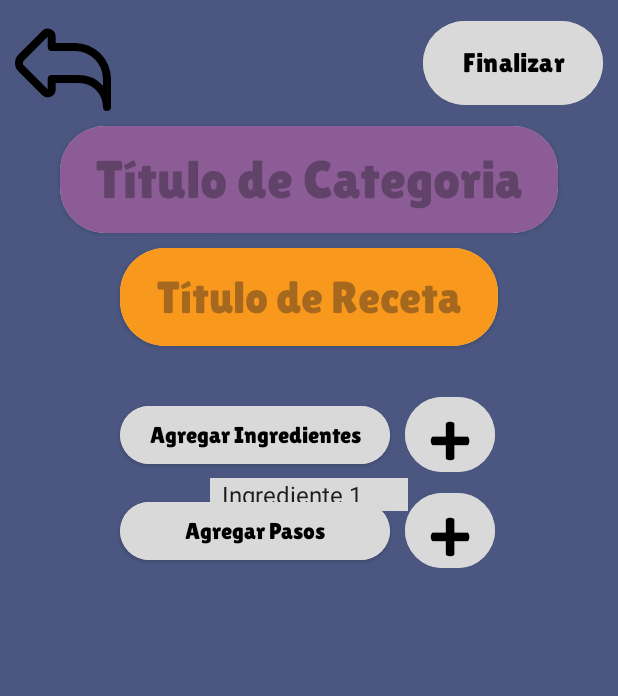
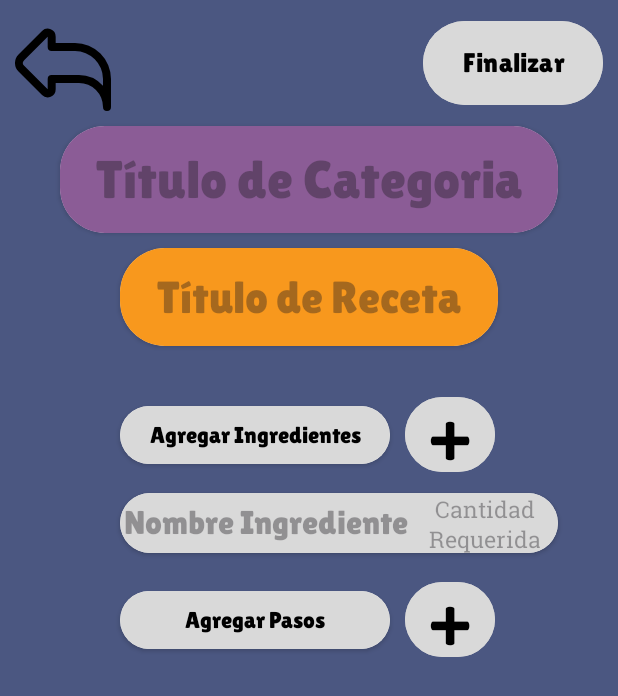
Before and after one commit to Andrezuu/PoPiPa, an Android app: the AgregacionRecetas screen opened directly, with no data from a screen before it, on a phone screen of 412 x 824 dp. Shown: the top 696 px of the screen. Run offline under Robolectric (Android 15) with nearby library versions, the phone set to English and light mode, and no system bars.

Commit message:
Pantalla de creacion de Recetas con recycler view e items

```diff
--- a/app/src/main/AndroidManifest.xml
+++ b/app/src/main/AndroidManifest.xml
@@ -3,6 +3,9 @@
     xmlns:tools="http://schemas.android.com/tools">
 
     <uses-permission android:name="android.permission.INTERNET" />
+    <uses-permission android:name="android.permission.READ_EXTERNAL_STORAGE" />
+    <uses-permission android:name="android.permission.WRITE_EXTERNAL_STORAGE" />
+
 
     <application
         android:allowBackup="true"
--- a/app/src/main/java/com/example/popipa/AgregacionRecetas.kt
+++ b/app/src/main/java/com/example/popipa/AgregacionRecetas.kt
@@ -2,42 +2,126 @@ package com.example.popipa
 
 
 import android.content.Intent
+import android.graphics.Bitmap
+import android.graphics.BitmapFactory
+import android.graphics.Rect
 import androidx.appcompat.app.AppCompatActivity
 import android.os.Bundle
 import android.view.View
-import android.widget.ArrayAdapter
+import android.widget.ImageButton
+import android.widget.LinearLayout
 import android.widget.Toast
-import com.example.popipa.adapter.IngredienteAdapter
-import com.example.popipa.adapter.SpinnerIngredienteAdapter
+import androidx.activity.result.ActivityResult
+import androidx.activity.result.contract.ActivityResultContracts
+import androidx.recyclerview.widget.LinearLayoutManager
+import androidx.recyclerview.widget.RecyclerView
+import com.example.popipa.adapter.CreacionPasoAdapter
 import com.example.popipa.dataClases.Ingrediente
+import com.example.popipa.dataClases.PasoDePreparacion
 import com.example.popipa.databinding.ActivityAgregacionRecetasBinding
+import com.example.popipa.databinding.ItemCreacionPasoBinding
 
 class AgregacionRecetas : AppCompatActivity() {
 
-    private lateinit var binding:ActivityAgregacionRecetasBinding
+    private lateinit var binding: ActivityAgregacionRecetasBinding
+    private lateinit var itemCreacionPasoBinding: ItemCreacionPasoBinding
+    private val pasoPlatoAdapter by lazy { CreacionPasoAdapter() }
+
+    private val listaPasosPlato = mutableListOf<PasoDePreparacion>()
     private val ingredientesDisponibles = mutableListOf<Ingrediente>()
-    private val ingredienteSeleccionado= mutableListOf<Ingrediente>()
+    private val galeriaLauncher = registerForActivityResult(
+        ActivityResultContracts.StartActivityForResult(),
+        ::abrirGaleria
+    )
+
     override fun onCreate(savedInstanceState: Bundle?) {
         super.onCreate(savedInstanceState)
         binding = ActivityAgregacionRecetasBinding.inflate(layoutInflater)
         setContentView(binding.root)
+        binding.recyclerPasoCreacion.adapter = pasoPlatoAdapter
+        itemCreacionPasoBinding = ItemCreacionPasoBinding.inflate(layoutInflater)
 
-        ingredientesDisponibles.add(Ingrediente("Ingrediente 1", "100g"))
-        ingredientesDisponibles.add(Ingrediente("Ingrediente 2", "200g"))
-        ingredientesDisponibles.add(Ingrediente("Ingrediente 3", "150g"))
-        ingredientesDisponibles.add(Ingrediente("Otro Ingrediente", "250g"))
-
-        val adapter = SpinnerIngredienteAdapter(this,ingredientesDisponibles)
-        binding.spinnerIngredientes.adapter=adapter
-        binding.botonAddIngredientes.setOnClickListener{
-            val seleccion = binding.spinnerIngredientes.selectedItem as Ingrediente
-            ingredienteSeleccionado.add(seleccion)
-            Toast.makeText(this, "Ingrediente ${seleccion.nombre} añadido: ", Toast.LENGTH_SHORT).show()
+        //abrir la galeria para cambiar la foto del paso de la receta
+        itemCreacionPasoBinding.imagenPaso.setOnClickListener {
+            onImagenNuevoPasoClicked(itemCreacionPasoBinding.imagenPaso)
         }
     }
+
+    fun abrirGaleria(result: ActivityResult) {
+        if (result.resultCode == RESULT_OK) {
+            // Guardar informacion en tipo URI de la imagen seleccionada
+            val imageUri = result.data?.data
+            // Convertir la imagen a un bitmap, con un let  debido al tipaje
+            val bitmapImage = BitmapFactory.decodeStream(imageUri?.let {
+                contentResolver.openInputStream(
+                    it
+                )
+            })
+            //reescalar la imagen para luego cargarla a la aplicacion
+            val resizedBitmapImage = Bitmap.createScaledBitmap(bitmapImage, 800, 800, true)
+            itemCreacionPasoBinding.imagenPaso.setImageBitmap(resizedBitmapImage)
+        }
+    }
+
+    fun onImagenNuevoPasoClicked(view: View) {
+        val intent = Intent(Intent.ACTION_PICK)
+        intent.type = "image/*"
+        galeriaLauncher.launch(intent)
+        itemCreacionPasoBinding = ItemCreacionPasoBinding.inflate(layoutInflater)
+    }
+
     fun onVolverButtonClickedFromAgregarRe(view: View) {
         val intent = Intent(this, MainMenuActivity::class.java)
         startActivity(intent)
         finish()
     }
+
+    fun onAgregarIngrediente(view: View) {
+        val nombreIngredientePlato = binding.nombreIngrediente.text.toString()
+        val cantidadRequeridaPlato = binding.cantidadRequerida.text.toString()
+        if (nombreIngredientePlato.isNotEmpty() && cantidadRequeridaPlato.isNotEmpty()) {
+            val nuevoIngrediente = Ingrediente(nombreIngredientePlato, cantidadRequeridaPlato)
+            ingredientesDisponibles.add(nuevoIngrediente)
+
+            binding.nombreIngrediente.text.clear()
+            binding.cantidadRequerida.text.clear()
+        } else {
+            Toast.makeText(this, "Ingrese nombre y cantidad por favor", Toast.LENGTH_SHORT).show()
+        }
+    }
+    private var indicePasoReceta = 1
+    private val recetaPasos = mutableListOf<PasoDePreparacion>()
+    fun iniciarPasoRecetaRecyclerView(view: View) {
+        val nuevoPaso = PasoDePreparacion(indicePasoReceta, "", indicePasoReceta)
+        //recetaPasos.add(nuevoPaso)
+        pasoPlatoAdapter.addPasoReceta(nuevoPaso)
+        indicePasoReceta++
+        binding.recyclerPasoCreacion.adapter?.notifyItemInserted(pasoPlatoAdapter.itemCount-1)
+
+        binding.recyclerPasoCreacion.apply {
+            layoutManager = LinearLayoutManager(context, LinearLayoutManager.VERTICAL, false)
+            addItemDecoration(object : RecyclerView.ItemDecoration() {
+                override fun getItemOffsets(
+                    outRect: Rect,
+                    view: View,
+                    parent: RecyclerView,
+                    state: RecyclerView.State
+                ) {
+                    outRect.bottom = 50
+                }
+            })
+
+            adapter = pasoPlatoAdapter
+        }
+    }
+
+    fun onAgregarPasos(view: View) {
+        val nuevoItem = layoutInflater.inflate(R.layout.item_creacion_paso, null)
+        val botonImagen = nuevoItem.findViewById<ImageButton>(R.id.imagen_paso)
+        botonImagen.setOnClickListener { /* Aquí puedes manejar el evento de imagen */ }
+
+        // Agregar el nuevo item a la lista de pasos
+        val linearLayout = findViewById<LinearLayout>(R.id.probar)
+        linearLayout.addView(nuevoItem)
+    }
 }
--- a/app/src/main/java/com/example/popipa/adapter/RecetasUsuarioAdapter.kt
+++ b/app/src/main/java/com/example/popipa/adapter/RecetasUsuarioAdapter.kt
@@ -37,6 +37,7 @@ class RecetasUsuarioAdapter: RecyclerView.Adapter<RecetasUsuarioAdapter.RecetasU
     }
     override fun getItemCount(): Int = listaRecetasUsuario.size
 
+
     inner class RecetasUsuarioAdapterViewHolder(private val binding: ItemRecetaUsuarioBinding) :
         RecyclerView.ViewHolder(binding.root) {
         fun binding(data: RecetaMenu) {
--- a/app/src/main/java/com/example/popipa/adapter/SpinnerIngredienteAdapter.kt
+++ /dev/null
@@ -1,25 +0,0 @@
-package com.example.popipa.adapter
-
-import android.content.Context
-import android.view.LayoutInflater
-import android.view.View
-import android.view.ViewGroup
-import android.widget.ArrayAdapter
-import android.widget.TextView
-import com.example.popipa.dataClases.Ingrediente
-
-class SpinnerIngredienteAdapter(context:Context, ingredientes:List<Ingrediente>):
-    ArrayAdapter<Ingrediente>(context,0,ingredientes) {
-    override fun getView(position: Int, convertView: View?, parent: ViewGroup): View {
-        val ingrediente = getItem(position)
-        val view = LayoutInflater.from(context).inflate(android.R.layout.simple_spinner_item, parent, false)
-        val textView = view.findViewById<TextView>(android.R.id.text1)
-        textView.text = ingrediente?.nombre
-        return view
-    }
-
-    override fun getDropDownView(position: Int, convertView: View?, parent: ViewGroup): View {
-        return getView(position, convertView, parent)
-    }
-
-}
--- a/app/src/main/res/layout/activity_agregacion_recetas.xml
+++ b/app/src/main/res/layout/activity_agregacion_recetas.xml
@@ -96,7 +96,7 @@
         android:id="@+id/add_pasos"
         android:layout_width="180dp"
         android:layout_height="wrap_content"
-        app:layout_constraintTop_toBottomOf="@id/add_ingredientes"
+        app:layout_constraintTop_toBottomOf="@id/ingrediente_y_cantidad"
         app:layout_constraintLeft_toLeftOf="parent"
         android:layout_marginLeft="80dp"
         app:cardCornerRadius="30dp"
@@ -127,7 +127,8 @@
         android:layout_marginTop="30dp"
         android:layout_marginLeft="10dp"
         android:padding="0dp"
-        android:backgroundTint="@color/gray">
+        android:backgroundTint="@color/gray"
+        android:onClick="onAgregarIngrediente">
     </Button>
 
     <Button
@@ -139,21 +140,85 @@
         android:textSize="50dp"
         android:fontFamily="@font/lilita"
         app:layout_constraintLeft_toRightOf="@id/add_pasos"
-        app:layout_constraintTop_toBottomOf="@id/add_ingredientes"
+        app:layout_constraintTop_toBottomOf="@id/ingrediente_y_cantidad"
         android:layout_marginTop="15dp"
         android:layout_marginLeft="10dp"
         android:padding="0dp"
-        android:backgroundTint="@color/gray">
+        android:backgroundTint="@color/gray"
+        android:onClick="iniciarPasoRecetaRecyclerView">
     </Button>
+    <androidx.cardview.widget.CardView
+        android:id="@+id/ingrediente_y_cantidad"
+        android:layout_width="match_parent"
+        android:layout_height="40dp"
+        android:layout_marginLeft="80dp"
+        android:layout_marginRight="40dp"
+        app:layout_constraintTop_toBottomOf="@id/boton_add_ingredientes"
+        android:layout_marginTop="10dp"
+        app:cardCornerRadius="30dp">
+        <LinearLayout
+            android:layout_width="match_parent"
+            android:layout_height="match_parent"
+            android:weightSum="3"
+            android:orientation="horizontal">
+            <EditText
+                android:id="@+id/nombreIngrediente"
+                android:layout_width="0dp"
+                android:layout_height="match_parent"
+                android:layout_weight="2"
+                android:hint="@string/nombreIngrediente"
+                android:fontFamily="@font/lilita"
+                android:textColor="@color/gray2"
+                android:gravity="center"
+                android:textSize="22dp"
+                android:background="@color/gray"
+                android:maxLength="30">
+            </EditText>
+            <EditText
+                android:id="@+id/cantidadRequerida"
+                android:layout_width="0dp"
+                android:layout_height="match_parent"
+                android:layout_weight="1"
+                android:hint="@string/cantidadRequerida"
+                android:fontFamily="@font/roboto"
+                android:textColor="@color/black"
+                android:gravity="center"
+                android:textSize="15dp"
+                android:background="@color/gray">
+            </EditText>
+        </LinearLayout>
+    </androidx.cardview.widget.CardView>
+
+    <LinearLayout
+        android:id="@+id/probar"
+        android:layout_width="wrap_content"
+        android:layout_height="0dp"
+        app:layout_constraintTop_toBottomOf="@id/boton_add_pasos"
+        app:layout_constraintBottom_toBottomOf="parent"
+        app:layout_constraintLeft_toLeftOf="parent"
+        app:layout_constraintRight_toRightOf="parent"
+        android:layout_marginTop="10dp"
+        android:orientation="vertical"
+        android:weightSum="1">
+
+        <androidx.core.widget.NestedScrollView
+            android:layout_width="wrap_content"
+            android:layout_height="0dp"
+            android:fillViewport="true"
+            android:layout_weight="1"
+            app:layout_constraintEnd_toEndOf="parent"
+            app:layout_constraintStart_toStartOf="parent">
+
+            <androidx.recyclerview.widget.RecyclerView
+                android:id="@+id/recycler_paso_creacion"
+                android:layout_width="wrap_content"
+                android:layout_height="match_parent"
+                android:layout_marginTop="20dp"
+                tools:listitem="@layout/item_creacion_paso">
+
+            </androidx.recyclerview.widget.RecyclerView>
+        </androidx.core.widget.NestedScrollView>
+    </LinearLayout>
 
 
-    <Spinner
-        android:id="@+id/spinnerIngredientes"
-        android:layout_width="wrap_content"
-        android:layout_height="wrap_content"
-        app:layout_constraintTop_toBottomOf="@id/boton_add_ingredientes"
-        app:layout_constraintLeft_toLeftOf="parent"
-        app:layout_constraintRight_toRightOf="parent"
-        android:background="@color/gray">
-    </Spinner>
 </androidx.constraintlayout.widget.ConstraintLayout>
--- a/app/src/main/res/values/strings.xml
+++ b/app/src/main/res/values/strings.xml
@@ -32,4 +32,7 @@
     <string name="agregarPasos">Agregar Pasos</string>
     <string name="finalizar">Finalizar</string>
     <string name="aumentar">+</string>
+    <string name="nombreIngrediente">Nombre Ingrediente</string>
+    <string name="cantidadRequerida">Cantidad Requerida</string>
+    <string name="ingresarDescripcion">Ingrese la descripción del plato por favor</string>
 </resources>
```
Also changed, not shown: app/src/main/java/com/example/popipa/adapter/CreacionPasoAdapter.kt (added, +61 -0 lines), app/src/main/res/layout/item_creacion_paso.xml (added, +59 -0 lines), app/src/main/res/drawable/add_imagen.png (added).
